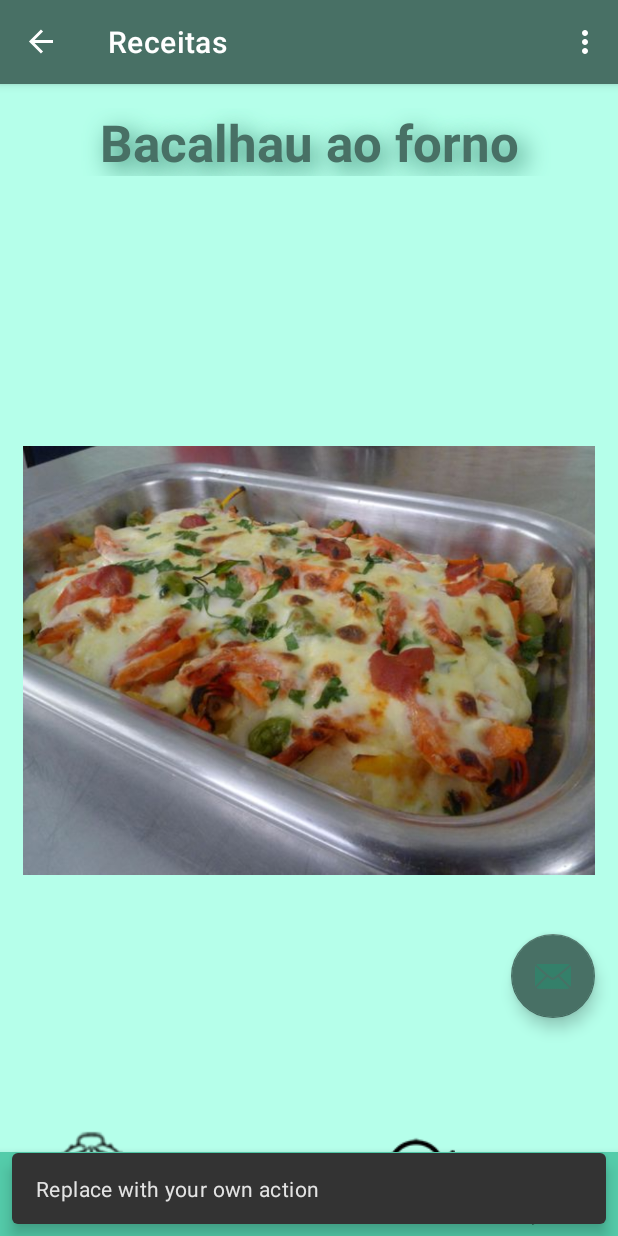
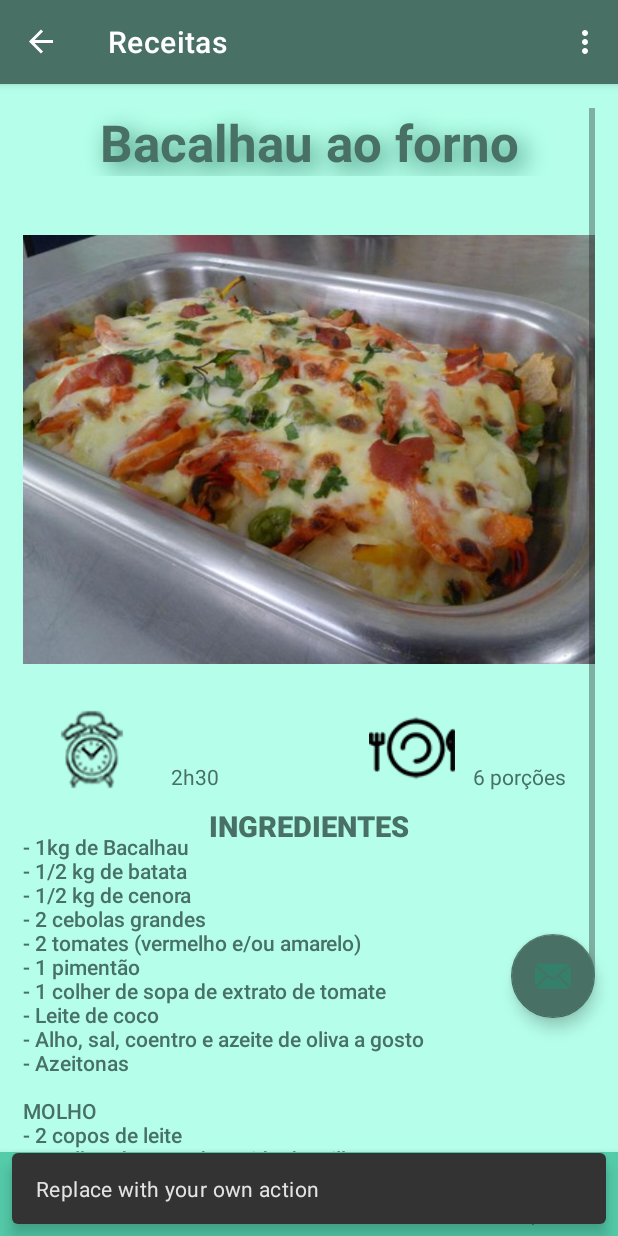
Before and after one commit to Hmath23/App_AndroidStudio, an Android app: the BaseMenu screen opened directly, with no data from a screen before it, after a tap on an icon or button, on a phone screen of 412 x 824 dp. Run offline under Robolectric (Android 15) with nearby library versions, the phone set to English and light mode, and no system bars; our stand-ins replace navigation-ui; 1 other tap on this screen came first.

Commit message:
Correções na navegação do sistema.

```diff
--- a/app/src/main/java/com/appturma/BaseMenu.java
+++ b/app/src/main/java/com/appturma/BaseMenu.java
@@ -41,7 +41,7 @@ public class BaseMenu extends AppCompatActivity {
         // Passing each menu ID as a set of Ids because each
         // menu should be considered as top level destinations.
         mAppBarConfiguration = new AppBarConfiguration.Builder(
-                R.id.nav_home, R.id.nav_gallery, R.id.nav_slideshow)
+                R.id.nav_home, R.id.nav_gallery, R.id.nav_slideshow, R.id.nav_principal)
                 .setOpenableLayout(drawer)
                 .build();
         NavController navController = Navigation.findNavController(this, R.id.nav_host_fragment_content_base_menu);
--- a/app/src/main/java/com/appturma/LoginActivity.java
+++ b/app/src/main/java/com/appturma/LoginActivity.java
@@ -81,6 +81,8 @@ public class LoginActivity extends AppCompatActivity {
                                 for (int i=0; i < restulJsonArray.length();i++){
                                     jsonObj = restulJsonArray.getJSONObject(i);
                                     logado = jsonObj.getInt("plogado");
+                                    stremail = jsonObj.getString("pnomecompleto");
+                                    strusuario = jsonObj.getString("pemail");
                                 }
                                 switch (logado){
                                     case 1:
--- a/app/src/main/java/com/appturma/Petar.java
+++ b/app/src/main/java/com/appturma/Petar.java
@@ -17,4 +17,9 @@ public class Petar extends Fragment {
         View root = inflater.inflate(R.layout.activity_petar,container,false);
         return root;
     }
+
+    @Override
+    public void onDestroyView() {
+        super.onDestroyView();
+    }
 }
--- a/app/src/main/java/com/appturma/Receitas.java
+++ b/app/src/main/java/com/appturma/Receitas.java
@@ -17,4 +17,9 @@ public class Receitas extends Fragment {
         View root = inflater.inflate(R.layout.activity_receitas, container, false);
         return root;
     }
+
+    @Override
+    public void onDestroyView() {
+        super.onDestroyView();
+    }
 }
--- a/app/src/main/java/com/appturma/ui/principal/PrincipalFragment.java
+++ b/app/src/main/java/com/appturma/ui/principal/PrincipalFragment.java
@@ -24,10 +24,12 @@ import android.view.ViewGroup;
 import android.widget.Button;
 
 import com.appturma.R;
+import com.appturma.databinding.FragmentPrincipalBinding;
 
 public class PrincipalFragment extends Fragment {
 
     private MainViewModel mViewModel;
+    private FragmentPrincipalBinding binding;
 
     public static PrincipalFragment newInstance() {
         return new PrincipalFragment();
@@ -37,33 +39,32 @@ public class PrincipalFragment extends Fragment {
     @Override
     public View onCreateView(@NonNull LayoutInflater inflater, @Nullable ViewGroup container,
                              @Nullable Bundle savedInstanceState) {
-        return inflater.inflate(R.layout.fragment_principal, container, false);
-    }
-
-    @Override
-    public void onActivityCreated(@Nullable Bundle savedInstanceState) {
-        super.onActivityCreated(savedInstanceState);
-        mViewModel = new ViewModelProvider(this).get(MainViewModel.class);
-        // TODO: Use the ViewModel
+        //return inflater.inflate(R.layout.fragment_principal, container, false);
+        binding = FragmentPrincipalBinding.inflate(inflater,container,false);
+        return binding.getRoot();
     }
 
     @Override
     public void onViewCreated(@NonNull View view, @Nullable Bundle savedInstanceState) {
         super.onViewCreated(view, savedInstanceState);
-        Button btnReceitas = view.findViewById(R.id.btnReceitas);
-        Button btnPetar = view.findViewById(R.id.btnPetar);
 
-        btnReceitas.setOnClickListener(new View.OnClickListener() {
+        binding.btnReceitas.setOnClickListener(new View.OnClickListener() {
             @Override
             public void onClick(View view) {
                 Navigation.findNavController(view).navigate(R.id.nav_receitas);
             }
         });
-        btnPetar.setOnClickListener(new View.OnClickListener() {
+        binding.btnPetar.setOnClickListener(new View.OnClickListener() {
             @Override
             public void onClick(View view) {
                 Navigation.findNavController(view).navigate(R.id.nav_petar);
             }
         });
     }
+
+    @Override
+    public void onDestroyView() {
+        super.onDestroyView();
+        binding = null;
+    }
 }
--- a/app/src/main/res/layout/activity_base_menu.xml
+++ b/app/src/main/res/layout/activity_base_menu.xml
@@ -16,11 +16,12 @@
         android:fitsSystemWindows="true"
         app:headerLayout="@layout/nav_header_base_menu"
         app:menu="@menu/activity_main_drawer"
-        android:background="@color/hookers_green"/>
+        android:background="@color/pale_blue"/>
 
     <include
         android:id="@+id/app_bar_base_menu"
         layout="@layout/app_bar_base_menu"
         android:layout_width="match_parent"
-        android:layout_height="match_parent" />
+        android:layout_height="match_parent"
+        android:textColor="@color/pale_blue"/>
 </androidx.drawerlayout.widget.DrawerLayout>
--- a/app/src/main/res/layout/activity_receitas.xml
+++ b/app/src/main/res/layout/activity_receitas.xml
@@ -1,5 +1,5 @@
 <?xml version="1.0" encoding="utf-8"?>
-<FrameLayout xmlns:android="http://schemas.android.com/apk/res/android"
+<ScrollView xmlns:android="http://schemas.android.com/apk/res/android"
     xmlns:app="http://schemas.android.com/apk/res-auto"
     xmlns:tools="http://schemas.android.com/tools"
     android:layout_width="match_parent"
@@ -193,7 +193,6 @@
                     android:contentDescription="bacalhau"
                     app:srcCompat="@drawable/bacalhau02"/>
             </RelativeLayout>
-
         </LinearLayout>
     </LinearLayout>
-</FrameLayout>
+</ScrollView>
--- a/app/src/main/res/layout/app_bar_base_menu.xml
+++ b/app/src/main/res/layout/app_bar_base_menu.xml
@@ -20,7 +20,6 @@
 
     </com.google.android.material.appbar.AppBarLayout>
 
-
     <com.google.android.material.floatingactionbutton.FloatingActionButton
         android:id="@+id/fab"
         android:layout_width="wrap_content"
--- a/app/src/main/res/layout/nav_header_base_menu.xml
+++ b/app/src/main/res/layout/nav_header_base_menu.xml
@@ -21,19 +21,18 @@
         app:srcCompat="@drawable/ic_receitas" />
 
     <TextView
+        android:id="@+id/textViewNomeUsuario"
         android:layout_width="match_parent"
         android:layout_height="wrap_content"
         android:paddingTop="@dimen/nav_header_vertical_spacing"
-        android:text="@string/nav_header_title"
         android:textColor="@color/pale_blue"
         android:textStyle="bold"
         android:textAppearance="@style/TextAppearance.AppCompat.Body1" />
 
     <TextView
-        android:id="@+id/textView"
+        android:id="@+id/textViewEmailUsuario"
         android:layout_width="wrap_content"
         android:layout_height="wrap_content"
-        android:text="@string/nav_header_subtitle"
         android:textColor="@color/pale_blue"
         android:textStyle="bold"/>
 </LinearLayout>
--- a/app/src/main/res/menu/activity_main_drawer.xml
+++ b/app/src/main/res/menu/activity_main_drawer.xml
@@ -19,19 +19,15 @@
         <item
             android:id="@+id/nav_principal"
             android:icon="@drawable/ic_menu_principal"
-            android:title="@string/menu_principal"
-            android:textColor="@color/pale_blue"/>
-            />
+            android:title="@string/menu_principal"/>
         <item
             android:id="@+id/nav_petar"
             android:icon="@drawable/ic_menu_petar"
-            android:title="@string/menu_petar"
-            android:textColor="@color/pale_blue"/>
+            android:title="@string/menu_petar"/>
         <item
             android:id="@+id/nav_receitas"
             android:icon="@drawable/ic_menu_receitas"
-            android:title="@string/menu_receitas"
-            android:textColor="@color/pale_blue"/>
+            android:title="@string/menu_receitas"/>
 
     </group>
 </menu>
--- a/app/src/main/res/values-night/themes.xml
+++ b/app/src/main/res/values-night/themes.xml
@@ -2,13 +2,13 @@
     <!-- Base application theme. -->
     <style name="Theme.AppTurma" parent="Theme.MaterialComponents.DayNight.DarkActionBar">
         <!-- Primary brand color. -->
-        <item name="colorPrimary">@color/purple_200</item>
-        <item name="colorPrimaryVariant">@color/purple_700</item>
-        <item name="colorOnPrimary">@color/black</item>
+        <item name="colorPrimary">@color/hookers_green</item>
+        <item name="colorPrimaryVariant">@color/eucalyptus</item>
+        <item name="colorOnPrimary">@color/pale_blue</item>
         <!-- Secondary brand color. -->
-        <item name="colorSecondary">@color/teal_200</item>
-        <item name="colorSecondaryVariant">@color/teal_200</item>
-        <item name="colorOnSecondary">@color/black</item>
+        <item name="colorSecondary">@color/eucalyptus</item>
+        <item name="colorSecondaryVariant">@color/pale_blue</item>
+        <item name="colorOnSecondary">@color/hookers_green</item>
         <!-- Status bar color. -->
         <item name="android:statusBarColor" tools:targetApi="l">?attr/colorPrimaryVariant</item>
         <!-- Customize your theme here. -->
```
Also changed, not shown: app/build.gradle (+7 -7 lines), app/src/main/AndroidManifest.xml (+7 -5 lines).
